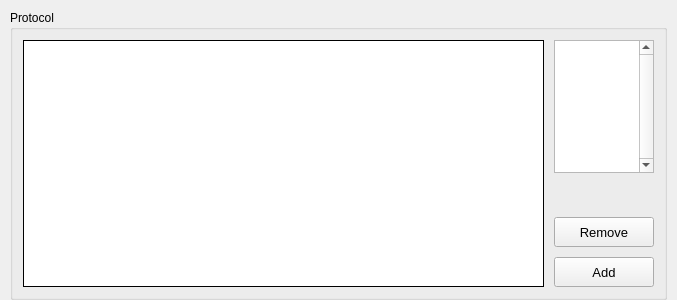
Before: the Qt Designer form Applications/relax/ui/protocol.ui in OpenMRI/ocra, drawn with Qt 5.
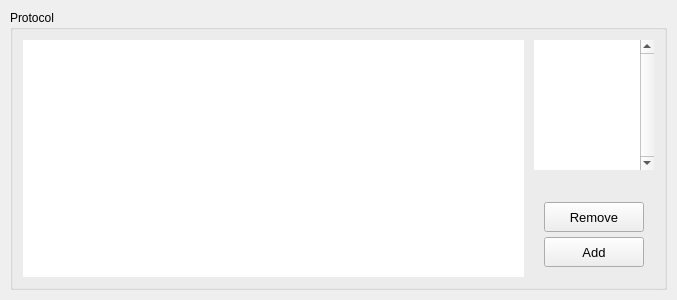
After: the same form once the commit is applied.

What changed in the file:
```diff
--- a/Applications/relax/ui/protocol.ui
+++ b/Applications/relax/ui/protocol.ui
@@ -15,7 +15,7 @@
   </property>
   <layout class="QHBoxLayout" name="horizontalLayout">
    <property name="spacing">
-    <number>10</number>
+    <number>0</number>
    </property>
    <property name="leftMargin">
     <number>10</number>
@@ -27,7 +27,7 @@
     <number>10</number>
    </property>
    <property name="bottomMargin">
-    <number>0</number>
+    <number>10</number>
    </property>
    <item>
     <widget class="QGroupBox" name="groupBox">
@@ -70,7 +70,7 @@
          </font>
         </property>
         <property name="frameShape">
-         <enum>QFrame::Box</enum>
+         <enum>QFrame::NoFrame</enum>
         </property>
         <property name="frameShadow">
          <enum>QFrame::Plain</enum>
@@ -160,9 +160,28 @@
        </widget>
       </item>
       <item>
+       <widget class="QWidget" name="editProtocol_widget" native="true">
+        <property name="sizePolicy">
+         <sizepolicy hsizetype="Fixed" vsizetype="Preferred">
+          <horstretch>0</horstretch>
+          <verstretch>0</verstretch>
+         </sizepolicy>
+        </property>
+        <property name="minimumSize">
+         <size>
+          <width>120</width>
+          <height>0</height>
+         </size>
+        </property>
+        <property name="maximumSize">
+         <size>
+          <width>120</width>
+          <height>16777215</height>
+         </size>
+        </property>
        <layout class="QVBoxLayout" name="verticalLayout">
         <property name="spacing">
-         <number>10</number>
+          <number>5</number>
         </property>
         <property name="leftMargin">
          <number>0</number>
@@ -179,21 +198,21 @@
         <item>
          <widget class="QListWidget" name="measures_list">
           <property name="sizePolicy">
-           <sizepolicy hsizetype="Fixed" vsizetype="Fixed">
+            <sizepolicy hsizetype="Expanding" vsizetype="Fixed">
             <horstretch>0</horstretch>
             <verstretch>0</verstretch>
            </sizepolicy>
           </property>
           <property name="minimumSize">
            <size>
-            <width>100</width>
-            <height>40</height>
+             <width>0</width>
+             <height>130</height>
            </size>
           </property>
           <property name="maximumSize">
            <size>
-            <width>100</width>
-            <height>140</height>
+             <width>16777215</width>
+             <height>130</height>
            </size>
           </property>
           <property name="font">
@@ -201,6 +220,12 @@
             <pointsize>10</pointsize>
            </font>
           </property>
+           <property name="frameShape">
+            <enum>QFrame::NoFrame</enum>
+           </property>
+           <property name="lineWidth">
+            <number>0</number>
+           </property>
           <property name="verticalScrollBarPolicy">
            <enum>Qt::ScrollBarAlwaysOn</enum>
           </property>
@@ -220,6 +245,9 @@
           <property name="orientation">
            <enum>Qt::Vertical</enum>
           </property>
+           <property name="sizeType">
+            <enum>QSizePolicy::Expanding</enum>
+           </property>
           <property name="sizeHint" stdset="0">
            <size>
             <width>20</width>
@@ -230,6 +258,24 @@
         </item>
         <item>
          <layout class="QGridLayout" name="gridLayout">
+           <property name="leftMargin">
+            <number>10</number>
+           </property>
+           <property name="topMargin">
+            <number>0</number>
+           </property>
+           <property name="rightMargin">
+            <number>10</number>
+           </property>
+           <property name="bottomMargin">
+            <number>10</number>
+           </property>
+           <property name="horizontalSpacing">
+            <number>0</number>
+           </property>
+           <property name="verticalSpacing">
+            <number>5</number>
+           </property>
           <item row="1" column="0">
            <widget class="QPushButton" name="add_btn">
             <property name="sizePolicy">
@@ -240,7 +286,7 @@
             </property>
             <property name="minimumSize">
              <size>
-              <width>0</width>
+               <width>100</width>
               <height>30</height>
              </size>
             </property>
@@ -305,6 +351,7 @@
          </layout>
         </item>
        </layout>
+       </widget>
       </item>
      </layout>
     </widget>
```
Lines whose indentation alone changed are shown as unchanged.
